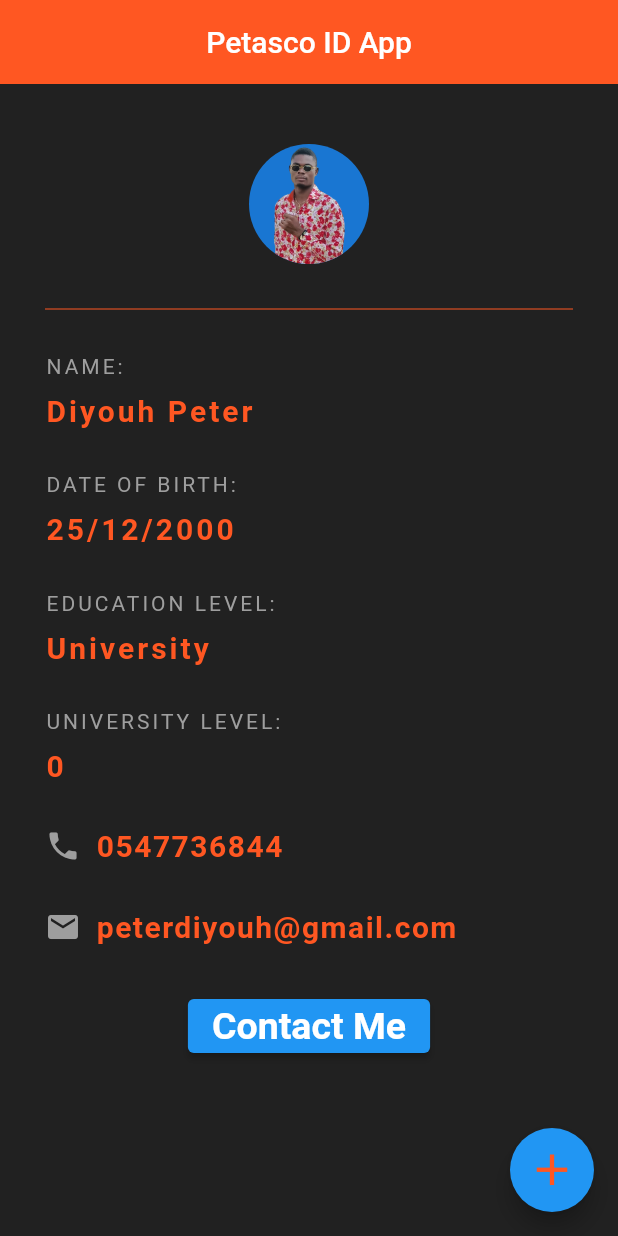
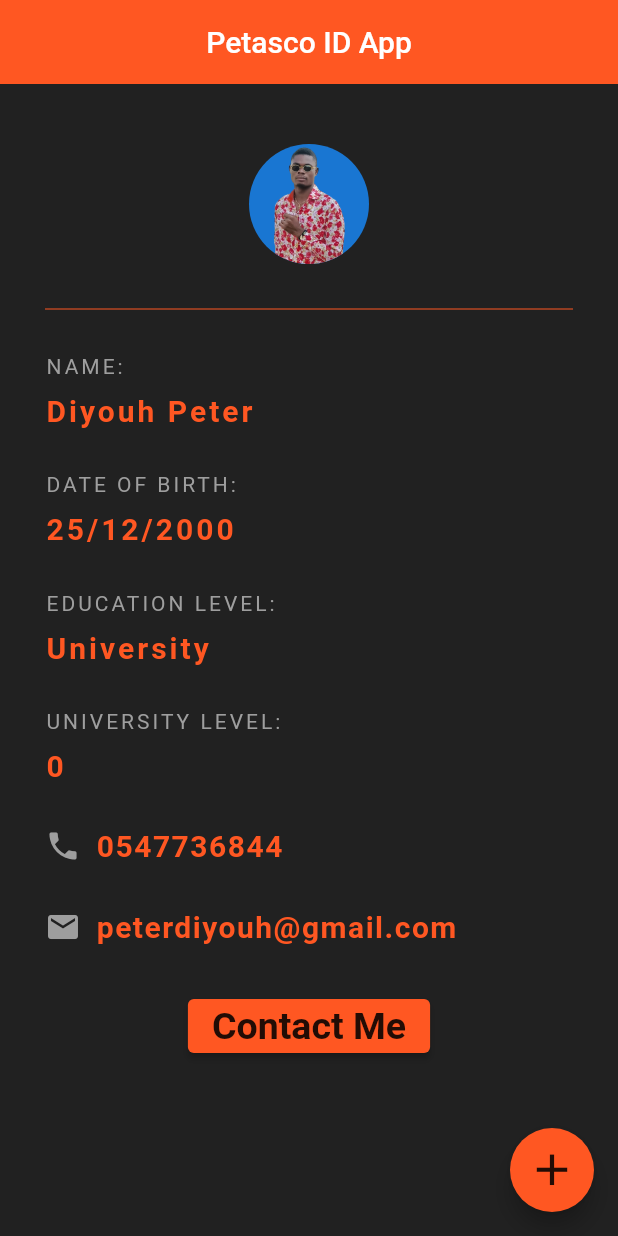
Before and after one commit to Petasco/id_card_app, a Flutter app: the screen it shows after launch, on a phone screen of 412 x 824 dp. Run offline on Flutter 3.47's test engine with Material 2 defaults, Android fonts, the phone set to English and light mode, and no system bars.

Commit message:
Update main.dart

```diff
--- a/lib/main.dart
+++ b/lib/main.dart
@@ -160,13 +160,17 @@ class _HomeState extends State<Home> {
             ),
             SizedBox(height: 30.0),
             Center(
-              child: ElevatedButton(onPressed: (){
+              child: ElevatedButton(
+                onPressed: (){
                 //print("Success");
               },
+              style: ButtonStyle(
+                backgroundColor: MaterialStateProperty.all(Colors.deepOrange)
+              ),
                   child: Text(
                     "Contact Me",
                     style: TextStyle(
-                      color: Colors.white,
+                      color: Colors.black87,
                       fontSize: 25.0,
                       fontWeight: FontWeight.bold,
                     ),
@@ -177,6 +181,7 @@ class _HomeState extends State<Home> {
         ),
       ),
       floatingActionButton: FloatingActionButton(
+        backgroundColor: Colors.deepOrange,
         onPressed: () {
           setState(() {
             uniLevel += 1;
@@ -184,7 +189,7 @@ class _HomeState extends State<Home> {
         },
         child: const Icon(
           Icons.add,
-          color: Colors.deepOrange,
+          color: Colors.black87,
           size: 35.0,
         ),
       ),
```
